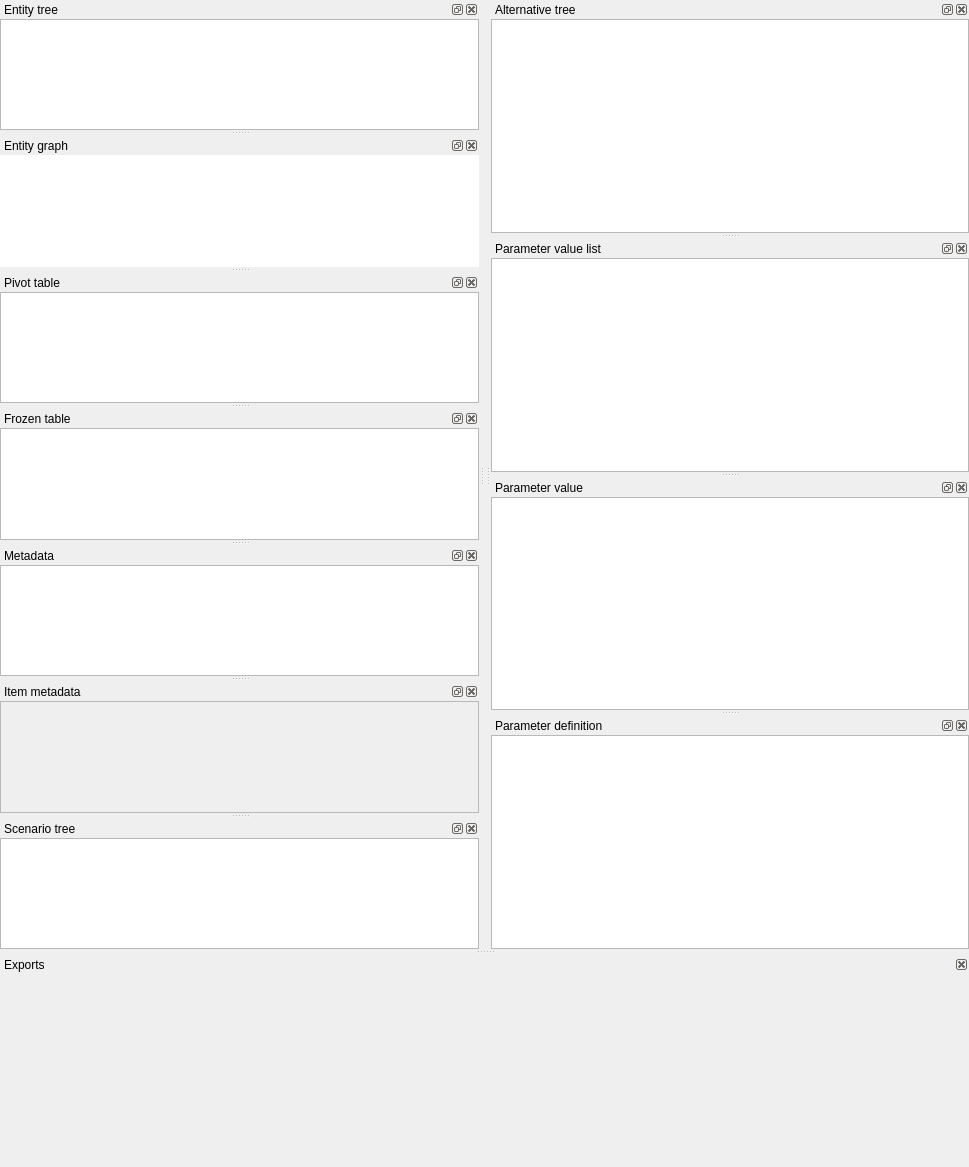
Old version of the form spinetoolbox/spine_db_editor/ui/spine_db_editor_window.ui in the repository spine-tools/Spine-Toolbox.
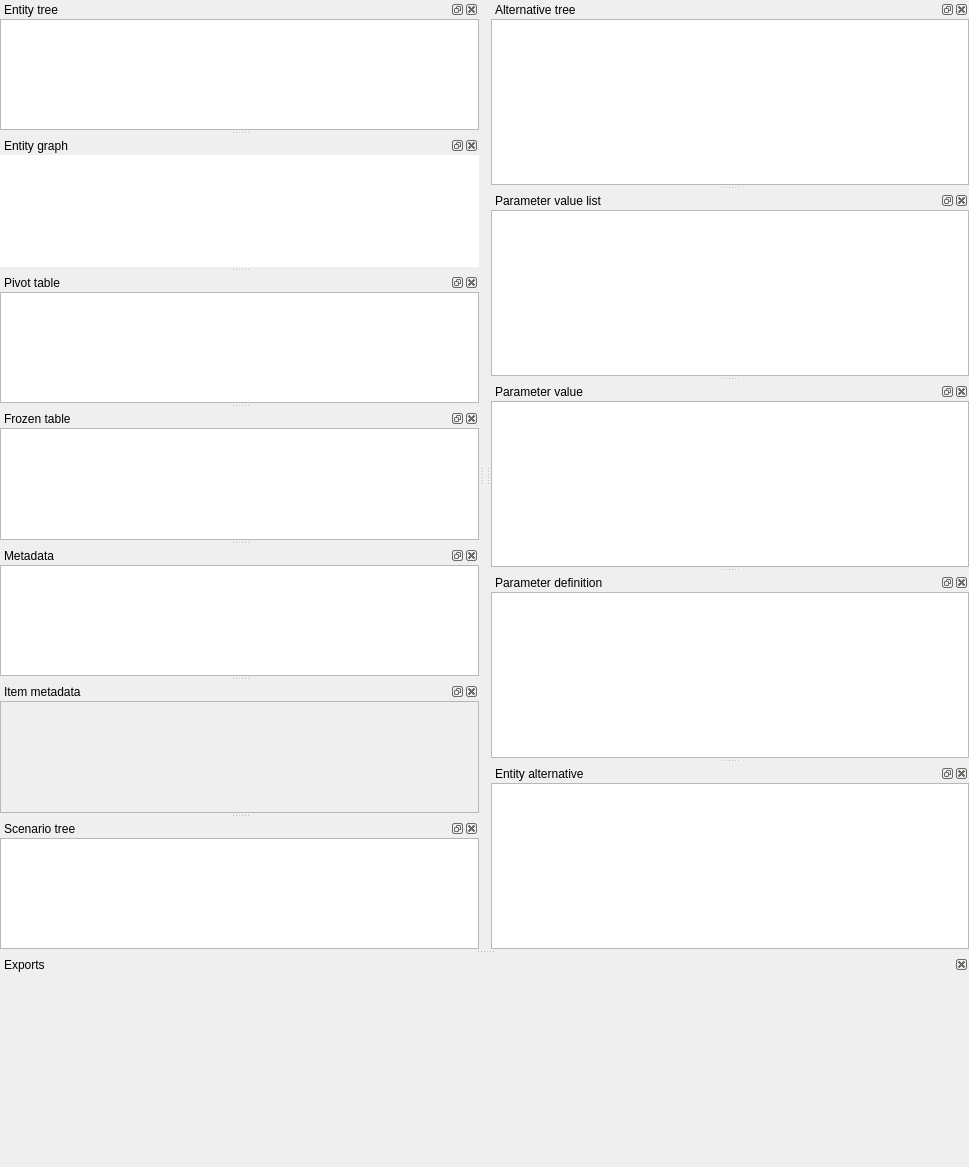
New version of the form. Icons and pictures are not drawn. Custom widgets are drawn as their Qt base class.

Commit message: Add widget to show entity alternatives

Diff of the .ui file:
```diff
--- a/spinetoolbox/spine_db_editor/ui/spine_db_editor_window.ui
+++ b/spinetoolbox/spine_db_editor/ui/spine_db_editor_window.ui
@@ -163,12 +163,6 @@
      </property>
      <item>
       <widget class="ParameterValueTableView" name="tableView_parameter_value">
-       <property name="sizePolicy">
-        <sizepolicy hsizetype="Expanding" vsizetype="Expanding">
-         <horstretch>2</horstretch>
-         <verstretch>0</verstretch>
-        </sizepolicy>
-       </property>
        <property name="mouseTracking">
         <bool>true</bool>
        </property>
@@ -236,12 +230,6 @@
      </property>
      <item>
       <widget class="ParameterDefinitionTableView" name="tableView_parameter_definition">
-       <property name="sizePolicy">
-        <sizepolicy hsizetype="Expanding" vsizetype="Expanding">
-         <horstretch>2</horstretch>
-         <verstretch>0</verstretch>
-        </sizepolicy>
-       </property>
        <property name="contextMenuPolicy">
         <enum>Qt::DefaultContextMenu</enum>
        </property>
@@ -670,6 +658,55 @@
     </layout>
    </widget>
   </widget>
+  <widget class="QDockWidget" name="dockWidget_entity_alternative">
+   <property name="windowTitle">
+    <string>Entity alternative</string>
+   </property>
+   <attribute name="dockWidgetArea">
+    <number>2</number>
+   </attribute>
+   <widget class="QWidget" name="dockWidgetContents_3">
+    <layout class="QVBoxLayout" name="verticalLayout_2">
+     <property name="spacing">
+      <number>0</number>
+     </property>
+     <property name="leftMargin">
+      <number>0</number>
+     </property>
+     <property name="topMargin">
+      <number>0</number>
+     </property>
+     <property name="rightMargin">
+      <number>0</number>
+     </property>
+     <property name="bottomMargin">
+      <number>0</number>
+     </property>
+     <item>
+      <widget class="EntityAlternativeTableView" name="tableView_entity_alternative">
+       <property name="tabKeyNavigation">
+        <bool>false</bool>
+       </property>
+       <property name="wordWrap">
+        <bool>false</bool>
+       </property>
+       <attribute name="horizontalHeaderHighlightSections">
+        <bool>false</bool>
+       </attribute>
+       <attribute name="horizontalHeaderStretchLastSection">
+        <bool>true</bool>
+       </attribute>
+       <attribute name="verticalHeaderVisible">
+        <bool>false</bool>
+       </attribute>
+       <attribute name="verticalHeaderHighlightSections">
+        <bool>false</bool>
+       </attribute>
+      </widget>
+     </item>
+    </layout>
+   </widget>
+  </widget>
   <action name="actionCommit">
    <property name="enabled">
     <bool>true</bool>
@@ -994,6 +1031,11 @@
    <extends>QTreeView</extends>
    <header>spinetoolbox/spine_db_editor/widgets/custom_qtreeview.h</header>
   </customwidget>
+  <customwidget>
+   <class>EntityAlternativeTableView</class>
+   <extends>QTableView</extends>
+   <header>spinetoolbox/spine_db_editor/widgets/custom_qtableview.h</header>
+  </customwidget>
  </customwidgets>
  <resources>
   <include location="../../ui/resources/resources_icons.qrc"/>
```
Left out of the diff: 4 changed lines with no effect on the pictures. The commit also changes 12 other files.
